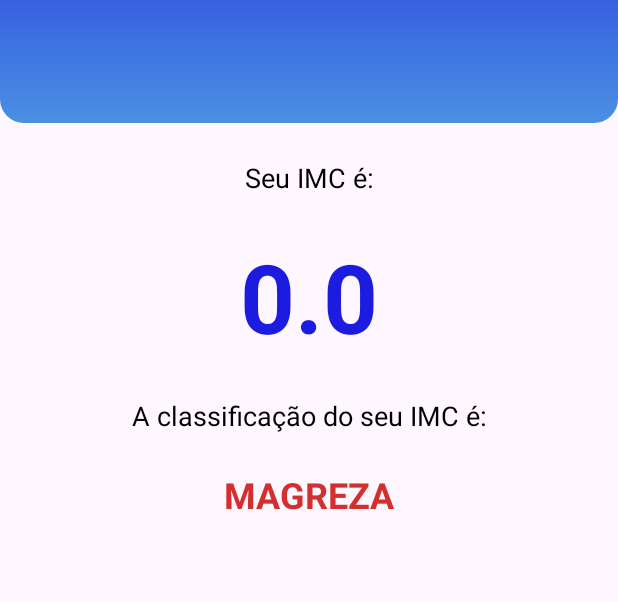
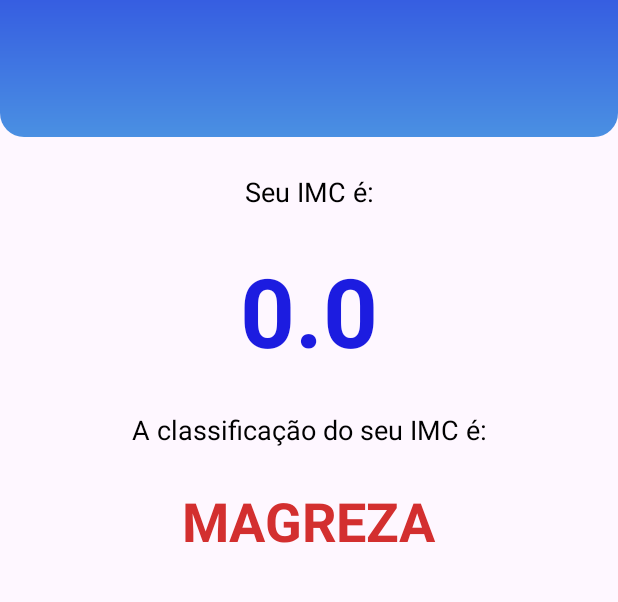
Before and after one commit to andrebritovita/calculadoraImc, an Android app: the ResultActivity screen opened directly, with no data from a screen before it, on a phone screen of 412 x 824 dp, the part 179-781 px from its top. Run offline under Robolectric (Android 15) with nearby library versions, the phone set to English and light mode, and no system bars.

Commit message:
Melhorando experiência do usuário.

```diff
--- a/app/src/main/res/layout/activity_main.xml
+++ b/app/src/main/res/layout/activity_main.xml
@@ -21,7 +21,7 @@
             android:layout_gravity="center"
             android:layout_width="36dp"
             android:layout_height="36dp"
-            android:layout_marginTop="24dp"
+            android:layout_marginTop="36dp"
             android:layout_marginBottom="12dp"
             app:srcCompat="@drawable/ic_weight"
             app:tint="@color/white" />
@@ -42,7 +42,7 @@
             android:layout_height="wrap_content"
             android:layout_gravity="center"
             android:layout_marginTop="16dp"
-            android:layout_marginBottom="64dp"
+            android:layout_marginBottom="56dp"
             android:text="Informe os dados abaixo"
             android:textColor="@color/white"
             android:textSize="18sp" />
--- a/app/src/main/res/layout/activity_result.xml
+++ b/app/src/main/res/layout/activity_result.xml
@@ -31,7 +31,7 @@
             android:layout_width="wrap_content"
             android:layout_height="wrap_content"
             android:layout_gravity="center"
-            android:layout_marginBottom="82dp"
+            android:layout_marginBottom="91dp"
             android:text="Calculadora IMC"
             android:textColor="@color/white"
             android:textSize="26sp"
@@ -85,7 +85,7 @@
         android:layout_width="wrap_content"
         android:layout_height="wrap_content"
         android:layout_marginTop="24dp"
-        android:textSize="24dp"
+        android:textSize="36dp"
         android:textStyle="bold"
         app:layout_constraintEnd_toEndOf="parent"
         app:layout_constraintHorizontal_bias="0.5"
```
